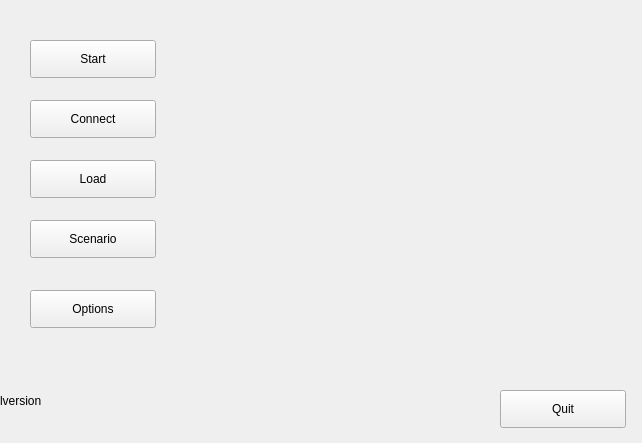
First picture: the form in client/gui-qt/page_main.ui, repository longturn/freeciv21, before the edit.
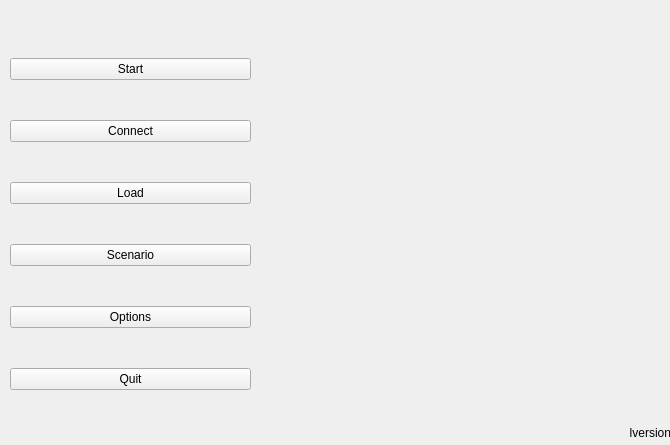
Second picture: the form after the edit.

Commit message: Updated page main not to look tragic

Patch:
```diff
--- a/client/gui-qt/page_main.ui
+++ b/client/gui-qt/page_main.ui
@@ -6,116 +6,108 @@
    <rect>
     <x>0</x>
     <y>0</y>
-    <width>642</width>
-    <height>443</height>
+    <width>670</width>
+    <height>445</height>
    </rect>
   </property>
   <property name="windowTitle">
    <string>Form</string>
   </property>
+  <widget class="QWidget" name="verticalLayoutWidget">
+   <property name="geometry">
+    <rect>
+     <x>10</x>
+     <y>24</y>
+     <width>241</width>
+     <height>401</height>
+    </rect>
+   </property>
+   <layout class="QVBoxLayout" name="verticalLayout">
+    <item>
   <widget class="QPushButton" name="bstart">
-   <property name="geometry">
-    <rect>
-     <x>30</x>
-     <y>40</y>
-     <width>126</width>
-     <height>38</height>
-    </rect>
-   </property>
    <property name="text">
     <string>Start</string>
    </property>
   </widget>
+    </item>
+    <item>
   <widget class="QPushButton" name="bconnect">
-   <property name="geometry">
-    <rect>
-     <x>30</x>
-     <y>100</y>
-     <width>126</width>
-     <height>38</height>
-    </rect>
-   </property>
    <property name="text">
     <string>Connect</string>
    </property>
   </widget>
-  <widget class="QPushButton" name="boptions">
-   <property name="geometry">
-    <rect>
-     <x>30</x>
-     <y>290</y>
-     <width>126</width>
-     <height>38</height>
-    </rect>
-   </property>
-   <property name="text">
-    <string>Options</string>
-   </property>
-  </widget>
+    </item>
+    <item>
   <widget class="QPushButton" name="bload">
-   <property name="geometry">
-    <rect>
-     <x>30</x>
-     <y>160</y>
-     <width>126</width>
-     <height>38</height>
-    </rect>
-   </property>
    <property name="text">
     <string>Load</string>
    </property>
   </widget>
+    </item>
+    <item>
   <widget class="QPushButton" name="bscenario">
-   <property name="geometry">
-    <rect>
-     <x>30</x>
-     <y>220</y>
-     <width>126</width>
-     <height>38</height>
-    </rect>
-   </property>
    <property name="text">
     <string>Scenario</string>
    </property>
   </widget>
+    </item>
+    <item>
+     <widget class="QPushButton" name="boptions">
+      <property name="text">
+       <string>Options</string>
+      </property>
+     </widget>
+    </item>
+    <item>
   <widget class="QPushButton" name="bquit">
-   <property name="geometry">
-    <rect>
-     <x>500</x>
-     <y>390</y>
-     <width>126</width>
-     <height>38</height>
-    </rect>
-   </property>
    <property name="text">
     <string>Quit</string>
    </property>
   </widget>
+    </item>
+   </layout>
+  </widget>
+  <widget class="QWidget" name="verticalLayoutWidget_2">
+   <property name="geometry">
+    <rect>
+     <x>260</x>
+     <y>19</y>
+     <width>411</width>
+     <height>421</height>
+    </rect>
+   </property>
+   <layout class="QVBoxLayout" name="verticalLayout_2">
+    <item>
   <widget class="QLabel" name="lintro">
-   <property name="geometry">
-    <rect>
-     <x>400</x>
-     <y>30</y>
-     <width>201</width>
-     <height>141</height>
-    </rect>
-   </property>
    <property name="text">
     <string/>
    </property>
   </widget>
+    </item>
+    <item>
+     <spacer name="verticalSpacer">
+      <property name="orientation">
+       <enum>Qt::Vertical</enum>
+      </property>
+      <property name="sizeHint" stdset="0">
+       <size>
+        <width>20</width>
+        <height>40</height>
+       </size>
+      </property>
+     </spacer>
+    </item>
+    <item>
   <widget class="QLabel" name="lversion">
-   <property name="geometry">
-    <rect>
-     <x>0</x>
-     <y>390</y>
-     <width>251</width>
-     <height>21</height>
-    </rect>
-   </property>
    <property name="text">
     <string>lversion</string>
    </property>
+      <property name="alignment">
+       <set>Qt::AlignBottom|Qt::AlignRight|Qt::AlignTrailing</set>
+      </property>
+     </widget>
+    </item>
+   </layout>
   </widget>
  </widget>
  <resources/>
```
Lines whose indentation alone changed are shown as unchanged. The commit also changes 1 other file.
